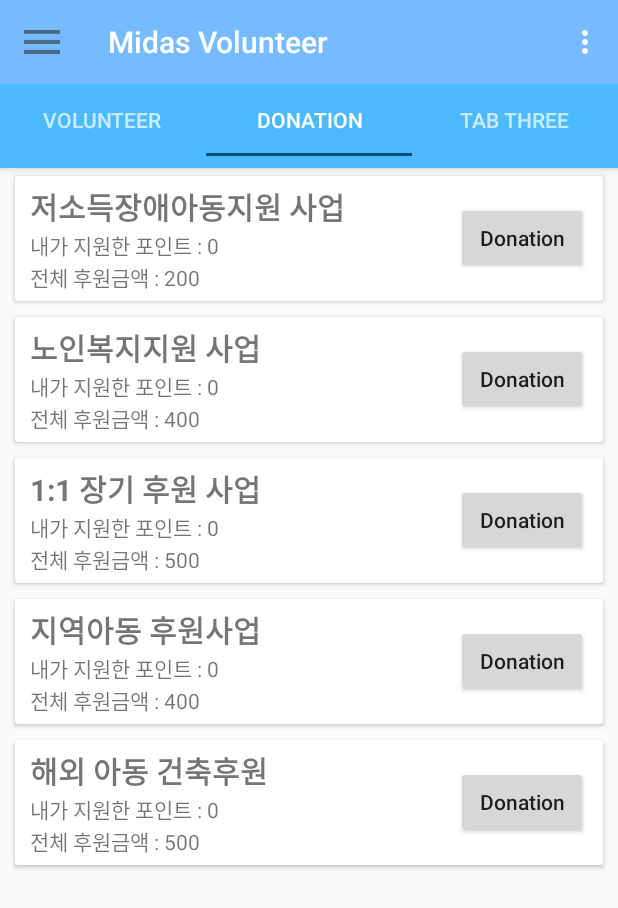
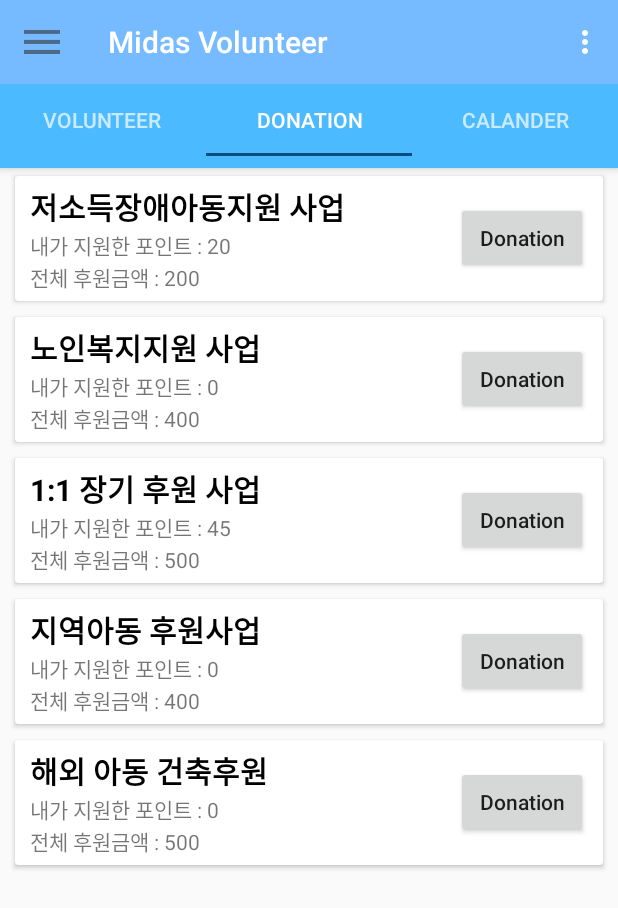
Before and after one commit to sanghyub/MidasChallenge-Volunteer, an Android app: the screen it shows after launch (MainActivity), tab 2 chosen, on a phone screen of 412 x 824 dp. Shown: the top 908 px of the screen. Run offline under Robolectric (Android 15) with nearby library versions, the phone set to English and light mode, and no system bars; libraries missing offline, so code that uses them is left out: com.prolificinteractive.materialcalendarview; 1 statement that could not run was skipped.

```diff
--- a/app/build.gradle
+++ b/app/build.gradle
@@ -31,4 +31,5 @@ dependencies {
     compile 'com.android.support:cardview-v7:26.0.0-alpha1'
     compile 'com.android.support:recyclerview-v7:26.0.0-alpha1'
     compile 'com.github.bumptech.glide:glide:4.0.0-RC0'
+    compile 'com.prolificinteractive:material-calendarview:1.4.3'
 }
--- a/app/src/main/java/com/example/sangh/midasparactice/Adapter/TabPagerAdapter.java
+++ b/app/src/main/java/com/example/sangh/midasparactice/Adapter/TabPagerAdapter.java
@@ -4,6 +4,7 @@ import android.support.v4.app.Fragment;
 import android.support.v4.app.FragmentManager;
 import android.support.v4.app.FragmentStatePagerAdapter;
 
+import com.example.sangh.midasparactice.Fragment.CalanderFragment;
 import com.example.sangh.midasparactice.Fragment.DonationListFragment;
 import com.example.sangh.midasparactice.Fragment.VolunteerListFragment;
 
@@ -33,8 +34,8 @@ public class TabPagerAdapter extends FragmentStatePagerAdapter {
                 DonationListFragment tabFragment2 = new DonationListFragment();
                 return tabFragment2;
             case 2:
-                DonationListFragment tabFragment3 = new DonationListFragment();
-                return tabFragment3;
+                CalanderFragment tabFragment3 = new CalanderFragment();
+                return  tabFragment3;
 
             default:
                 return null;
--- /dev/null
+++ b/app/src/main/java/com/example/sangh/midasparactice/Fragment/CalanderFragment.java
@@ -0,0 +1,42 @@
+package com.example.sangh.midasparactice.Fragment;
+
+import android.os.Bundle;
+import android.support.v4.app.Fragment;
+import android.support.v7.widget.LinearLayoutManager;
+import android.support.v7.widget.RecyclerView;
+import android.view.LayoutInflater;
+import android.view.View;
+import android.view.ViewGroup;
+
+import com.example.sangh.midasparactice.R;
+import com.prolificinteractive.materialcalendarview.CalendarDay;
+import com.prolificinteractive.materialcalendarview.MaterialCalendarView;
+
+import static android.view.accessibility.AccessibilityNodeInfo.CollectionInfo.SELECTION_MODE_MULTIPLE;
+import static com.example.sangh.midasparactice.R.id.calendarView;
+
+
+/**
+ * Created by sangh on 2017-05-28.
+ */
+
+public class CalanderFragment extends Fragment{
+    private MaterialCalendarView calendarView;
+    @Override
+    public void onCreate(Bundle savedInstanceState){
+        super.onCreate(savedInstanceState);
+
+    }
+
+    @Override
+    public View onCreateView(LayoutInflater inflater, ViewGroup container, Bundle savedInstanceState) {
+        View v = inflater.inflate(R.layout.fragment_calender , container, false);
+        calendarView = (MaterialCalendarView) v.findViewById(R.id.calendarView);
+        return v;
+    }
+
+    public  void setCalendar(int year, int month, int day) {
+        calendarView.setSelectionMode(SELECTION_MODE_MULTIPLE);
+        calendarView.setDateSelected(CalendarDay.from(year, month-1, day), true);
+    }
+}
--- a/app/src/main/java/com/example/sangh/midasparactice/MainActivity.java
+++ b/app/src/main/java/com/example/sangh/midasparactice/MainActivity.java
@@ -19,6 +19,7 @@ import com.example.sangh.midasparactice.Adapter.DbAdapter;
 import com.example.sangh.midasparactice.Adapter.TabPagerAdapter;
 
 import java.util.Date;
+
 
 public class MainActivity extends AppCompatActivity implements NavigationView.OnNavigationItemSelectedListener {
 
@@ -47,7 +48,7 @@ public class MainActivity extends AppCompatActivity implements NavigationView.On
         tabLayout = (TabLayout) findViewById(R.id.tabLayout);
         tabLayout.addTab(tabLayout.newTab().setText("Volunteer"));
         tabLayout.addTab(tabLayout.newTab().setText("Donation"));
-        tabLayout.addTab(tabLayout.newTab().setText("Tab Three"));
+        tabLayout.addTab(tabLayout.newTab().setText("Calander"));
         tabLayout.setTabGravity(TabLayout.GRAVITY_FILL);
 
 
@@ -144,9 +145,9 @@ public class MainActivity extends AppCompatActivity implements NavigationView.On
         DbAdapter.getInstance().createVolunteer(Dummy.vol4_title, BitmapFactory.decodeResource(this.getResources(), R.drawable.vol4), 1500, Dummy.vol4_comments, new Date(System.currentTimeMillis()), new Date(System.currentTimeMillis()) );
         DbAdapter.getInstance().createVolunteer(Dummy.vol5_title, BitmapFactory.decodeResource(this.getResources(), R.drawable.vol5), 1300, Dummy.vol5_comments, new Date(System.currentTimeMillis()), new Date(System.currentTimeMillis()) );
 
-        DbAdapter.getInstance().createDonation(Dummy.don1_title,0, 200, Dummy.don1_contents, Dummy.don1_hisory1);
+        DbAdapter.getInstance().createDonation(Dummy.don1_title,20, 200, Dummy.don1_contents, Dummy.don1_hisory1);
         DbAdapter.getInstance().createDonation(Dummy.don2_title,0, 400, Dummy.don2_contents, Dummy.don1_hisory2);
-        DbAdapter.getInstance().createDonation(Dummy.don3_title,0, 500, Dummy.don3_contents, Dummy.don1_hisory3);
+        DbAdapter.getInstance().createDonation(Dummy.don3_title,45, 500, Dummy.don3_contents, Dummy.don1_hisory3);
         DbAdapter.getInstance().createDonation(Dummy.don4_title,0, 400, Dummy.don4_contents, Dummy.don1_hisory4);
         DbAdapter.getInstance().createDonation(Dummy.don5_title,0, 500, Dummy.don5_contents, Dummy.don1_hisory5);
 
--- a/app/src/main/java/com/example/sangh/midasparactice/MyDonationListActivitiy.java
+++ b/app/src/main/java/com/example/sangh/midasparactice/MyDonationListActivitiy.java
@@ -6,6 +6,7 @@ import android.support.v7.widget.LinearLayoutManager;
 import android.support.v7.widget.RecyclerView;
 import android.support.v7.widget.Toolbar;
 import android.view.MenuItem;
+import android.view.View;
 
 import com.example.sangh.midasparactice.Adapter.DbAdapter;
 import com.example.sangh.midasparactice.Adapter.DonationAdapter;
@@ -26,6 +27,8 @@ public class MyDonationListActivitiy extends AppCompatActivity {
     private MyDonationAdapter mAdapter;
     private ArrayList<Donation> myDonationArrayList = new ArrayList<>();
     private Toolbar mToolbar;
+    private static View mRootView;
+
 
     @Override
     protected void onCreate(Bundle savedInstanceState) {
--- a/app/src/main/res/layout/donation_list_item.xml
+++ b/app/src/main/res/layout/donation_list_item.xml
@@ -26,6 +26,7 @@
                 android:id="@+id/donation_title"
                 android:layout_width="wrap_content"
                 android:layout_height="wrap_content"
+                android:textColor="#000000"
                 android:hint="Donation"
                 android:textSize="20dp"
 
--- a/app/src/main/res/layout/item_my_donation.xml
+++ b/app/src/main/res/layout/item_my_donation.xml
@@ -3,7 +3,8 @@
     xmlns:android="http://schemas.android.com/apk/res/android"
     android:layout_width="match_parent"
     android:layout_height="wrap_content"
-
+    xmlns:card_view="http://schemas.android.com/apk/res-auto"
+    card_view:cardBackgroundColor="@color/cardview_light_background"
     android:layout_marginTop="5dp"
     android:layout_marginBottom="5dp"
     android:layout_marginLeft="10dp"
@@ -29,6 +30,7 @@
                 android:layout_width="wrap_content"
                 android:layout_height="wrap_content"
                 android:textSize="20dp"
+                android:textColor="#000000"
                 android:textStyle="bold"
                 android:hint="Donation"/>
 
@@ -39,10 +41,12 @@
                 <TextView
                     android:layout_width="wrap_content"
                     android:layout_height="wrap_content"
+                    android:textColor="#000000"
                     android:text="Donation point : "/>
 
                 <TextView
                     android:id="@+id/myDonation_point"
+                    android:textColor="#000000"
                     android:layout_width="wrap_content"
                     android:layout_height="wrap_content"
                     android:hint="2000"/>
--- a/app/src/main/res/layout/item_my_volunteer.xml
+++ b/app/src/main/res/layout/item_my_volunteer.xml
@@ -3,8 +3,10 @@
     xmlns:android="http://schemas.android.com/apk/res/android"
     android:layout_width="match_parent"
     android:layout_height="wrap_content"
+    xmlns:app="http://schemas.android.com/apk/res-auto"
     android:layout_marginTop="10dp"
     android:layout_marginBottom="10dp"
+    app:cardBackgroundColor="@color/cardview_light_background"
     android:layout_marginLeft="20dp"
     android:layout_marginRight="20dp">
 
@@ -21,6 +23,7 @@
             android:layout_marginLeft="20dp"
             android:textSize="15dp"
             android:textStyle="bold"
+            android:textColor="#000000"
             android:maxLines="2"
             android:hint="marathone"/>
 
@@ -28,6 +31,7 @@
             android:id="@+id/my_volunteer_date"
             android:hint="2017-06-26 ~ 2017-05-28"
             android:layout_marginLeft="20dp"
+            android:textColor="#000000"
             android:layout_width="wrap_content"
             android:layout_height="wrap_content"/>
 
--- a/app/src/main/res/layout/volunteer_list_item.xml
+++ b/app/src/main/res/layout/volunteer_list_item.xml
@@ -19,12 +19,14 @@
                 android:layout_height="wrap_content"
                 android:layout_marginLeft="20dp"
                 android:textSize="20dp"
+                android:textColor="#000000"
                 android:textStyle="bold"
                 android:hint="marathone"/>
 
 
             <TextView
                 android:id="@+id/volunteer_date"
+                android:textColor="#000000"
                 android:hint="2017-06-26 ~ 2017-05-28"
                 android:layout_marginLeft="20dp"
                 android:layout_width="wrap_content"
```
Also changed, not shown: app/src/main/res/layout/donation_details.xml (+8 -0 lines), app/src/main/res/layout/fragment_calender.xml (added, +16 -0 lines).
